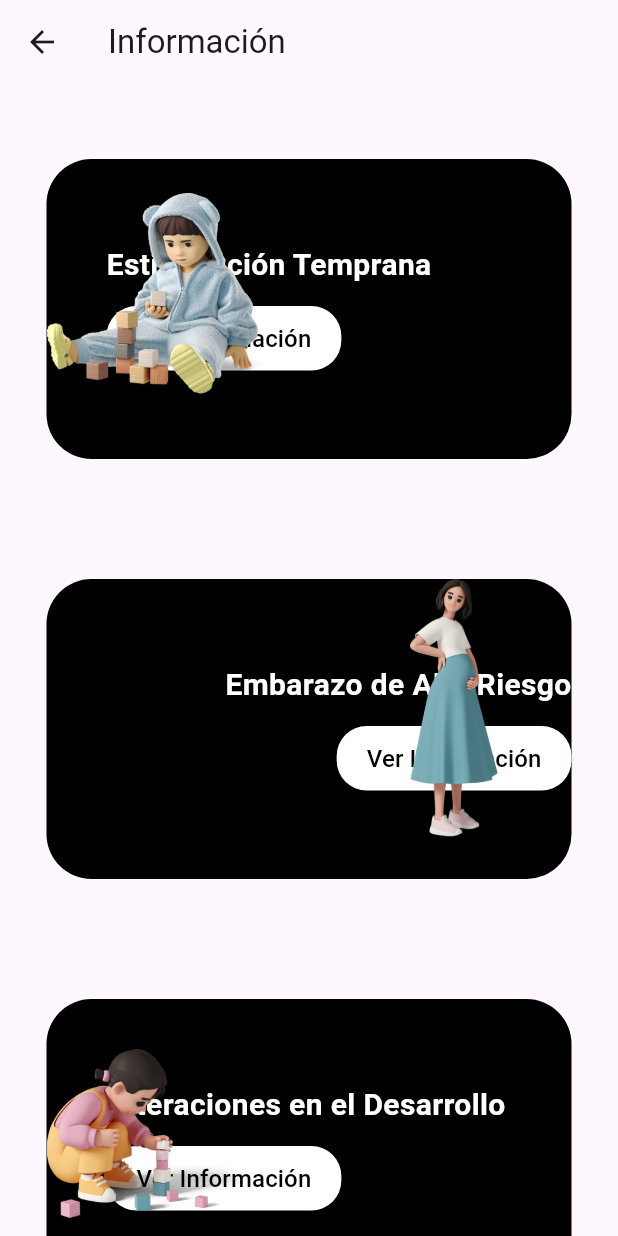
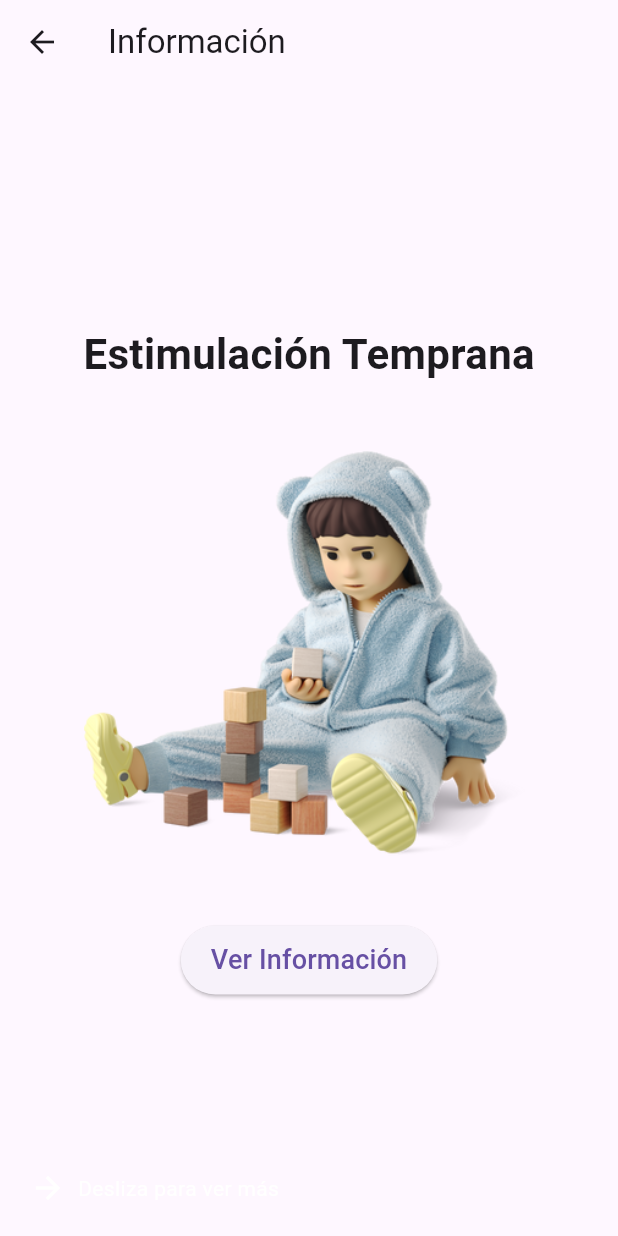
Before and after one commit to LuisDiegoGR/appdevfinal, a Flutter app: the Informacion1 screen opened directly, on a phone screen of 412 x 824 dp. Run offline on Flutter 3.47's test engine with Material 3 defaults, Android fonts, the phone set to English and light mode, and no system bars.

Commit message:
cambios en el menu

```diff
--- a/lib/InicioApp.dart
+++ b/lib/InicioApp.dart
@@ -55,7 +55,7 @@ class _InicioAppState extends State<InicioApp> {
                     ),
                     child: const Center(
                       child: Text(
-                        'Agendar cita',
+                        'Consultar Especialista',
                         style: TextStyle(
                           color: Colors.white,
                           fontSize: 20,
@@ -73,7 +73,7 @@ class _InicioAppState extends State<InicioApp> {
                         // Acción del botón
                       },
                       child: Text(
-                        'Empezar',
+                        'Ir',
                         style: TextStyle(
                           color: Colors.black,
                           fontSize: 16,
--- a/lib/informacion1.dart
+++ b/lib/informacion1.dart
@@ -1,7 +1,45 @@
 import 'package:flutter/material.dart';
 
-class Informacion1 extends StatelessWidget {
+class Informacion1 extends StatefulWidget {
   const Informacion1({Key? key}) : super(key: key);
+
+  @override
+  State<Informacion1> createState() => _Informacion1State();
+}
+
+class _Informacion1State extends State<Informacion1> {
+  final PageController _pageController = PageController();
+  final List<String> _imageUrls = [
+    'assets/images/estimulacion.png',
+    'assets/images/embarazo.png',
+    'assets/images/niña.png',
+    'assets/images/foro.png',
+  ];
+
+  final List<String> _titles = [
+    'Estimulación Temprana',
+    'Embarazo de Alto Riesgo',
+    'Alteraciones en el Desarrollo',
+    'Foro de Discusión',
+  ];
+
+  double _currentPage = 0.0;
+
+  @override
+  void initState() {
+    super.initState();
+    _pageController.addListener(() {
+      setState(() {
+        _currentPage = _pageController.page!;
+      });
+    });
+  }
+
+  @override
+  void dispose() {
+    _pageController.dispose();
+    super.dispose();
+  }
 
   @override
   Widget build(BuildContext context) {
@@ -9,113 +47,75 @@ class Informacion1 extends StatelessWidget {
       appBar: AppBar(
         title: Text('Información'),
       ),
-      body: SingleChildScrollView(
-        child: Center(
+      body: Stack(
+        children: [
+          PageView.builder(
+            controller: _pageController,
+            itemCount: _imageUrls.length,
+            itemBuilder: (context, index) {
+              final image = _imageUrls[index];
+              final title = _titles[index];
+              final pageOffset = (index - _currentPage).abs();
+              final scale = 1 - (pageOffset * 0.3).clamp(0.0, 0.3);
+
+              return Center(
+                child: Transform.scale(
+                  scale: scale,
                   child: Column(
                     mainAxisAlignment: MainAxisAlignment.center,
-            children: [
-              // Primer contenedor con imagen delante
-              _buildContainer(
-                title: 'Estimulación Temprana',
-                image: 'assets/images/estimulacion.png',
-                context: context,
-              ),
-              SizedBox(height: 30),
-              // Segundo contenedor con imagen delante
-              _buildContainer(
-                title: 'Embarazo de Alto Riesgo',
-                image: 'assets/images/embarazo.png',
-                context: context,
-                alignRight: true,
-              ),
-              SizedBox(height: 30),
-              // Tercer contenedor con imagen delante
-              _buildContainer(
-                title: 'Alteraciones en el Desarrollo',
-                image: 'assets/images/niña.png',
-                context: context,
-              ),
-              SizedBox(height: 30),
-              // Cuarto contenedor con imagen delante
-              _buildContainer(
-                title: 'Foro de Discusión',
-                image: 'assets/images/foro.png',
-                context: context,
-                alignRight: true,
-              ),
-            ],
-          ),
-        ),
-      ),
-    );
-  }
-
-  Widget _buildContainer({
-    required String title,
-    required String image,
-    required BuildContext context,
-    bool alignRight = false,
-  }) {
-    return Stack(
-      children: [
-        Padding(
-          padding: const EdgeInsets.only(top: 50),
-          child: Container(
-            width: 350,
-            height: 200, // Altura aumentada para que las imágenes sobresalgan un poco
-            decoration: BoxDecoration(
-              color: Colors.black,
-              borderRadius: BorderRadius.circular(30),
-            ),
-            child: Column(
-              mainAxisAlignment: MainAxisAlignment.center,
-              crossAxisAlignment: alignRight ? CrossAxisAlignment.end : CrossAxisAlignment.start, // Alineación del texto y el botón
                     children: [
                       Text(
                         title,
                         style: TextStyle(
-                    color: Colors.white,
-                    fontSize: 20,
+                          fontSize: 28,
                           fontWeight: FontWeight.bold,
                         ),
                       ),
-                SizedBox(height: 10),
+                      SizedBox(height: 30),
+                      Image.asset(
+                        image,
+                        width: 300,
+                        height: 300,
+                      ),
+                      SizedBox(height: 30),
                       ElevatedButton(
                         onPressed: () {
                           // Acción del botón
                         },
                         child: Text(
                           'Ver Información',
-                    style: TextStyle(
-                      color: Colors.black,
-                      fontSize: 16,
-                    ),
+                          style: TextStyle(fontSize: 18),
                         ),
                         style: ElevatedButton.styleFrom(
-                    backgroundColor: Colors.white,
-                    shape: RoundedRectangleBorder(
-                      borderRadius: BorderRadius.circular(20),
-                    ),
                           padding: EdgeInsets.symmetric(horizontal: 20, vertical: 10),
                         ),
                       ),
                     ],
                   ),
-            padding: EdgeInsets.only(left: 40),
                 ),
+              );
+            },
           ),
           Positioned(
-          top: 50,
-          right: alignRight ? 0 : null,
-          left: alignRight ? null : 0,
-          child: Image.asset(
-            image,
-            width: 150, // Ancho aumentado para que las imágenes sobresalgan del rectángulo
-            height: 180, // Altura aumentada para que las imágenes sobresalgan del rectángulo
-            alignment: Alignment.centerRight,
+            bottom: 20,
+            left: 20,
+            child: AnimatedOpacity(
+              opacity: _currentPage < (_imageUrls.length - 1) ? 1.0 : 0.0,
+              duration: Duration(milliseconds: 500),
+              child: Row(
+                children: [
+                  Icon(Icons.arrow_forward, color: Colors.white),
+                  SizedBox(width: 8),
+                  Text(
+                    'Desliza para ver más',
+                    style: TextStyle(color: Colors.white),
+                  ),
+                ],
+              ),
             ),
           ),
         ],
+      ),
     );
   }
 }
```
Lines whose indentation alone changed are shown as unchanged.
